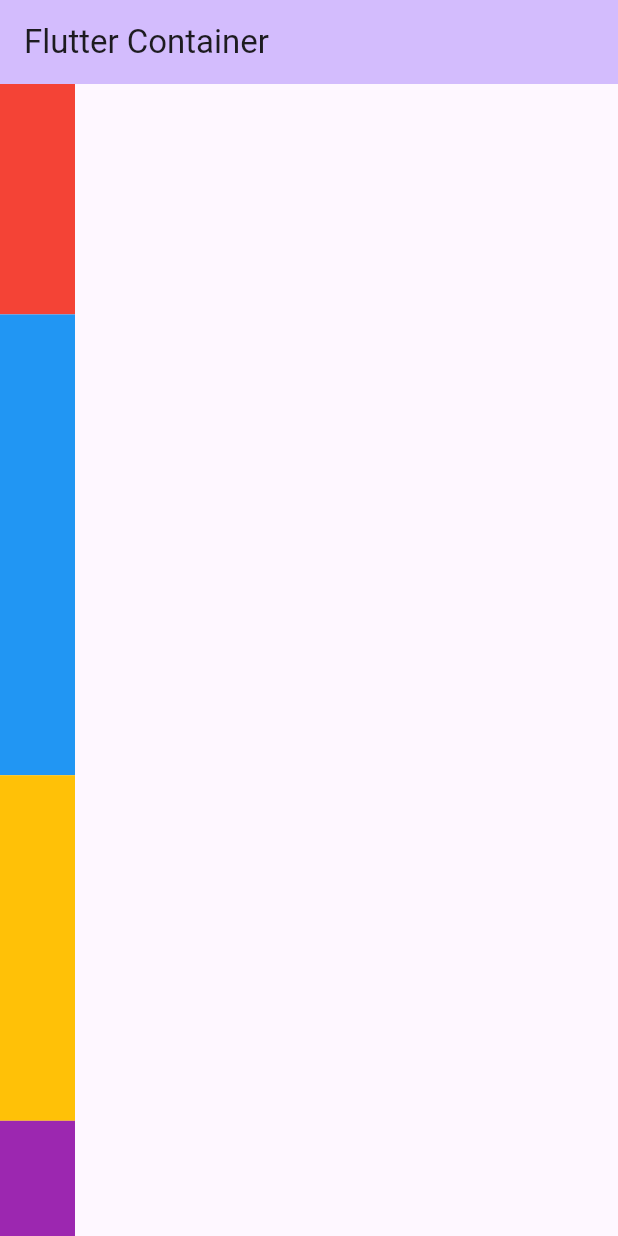
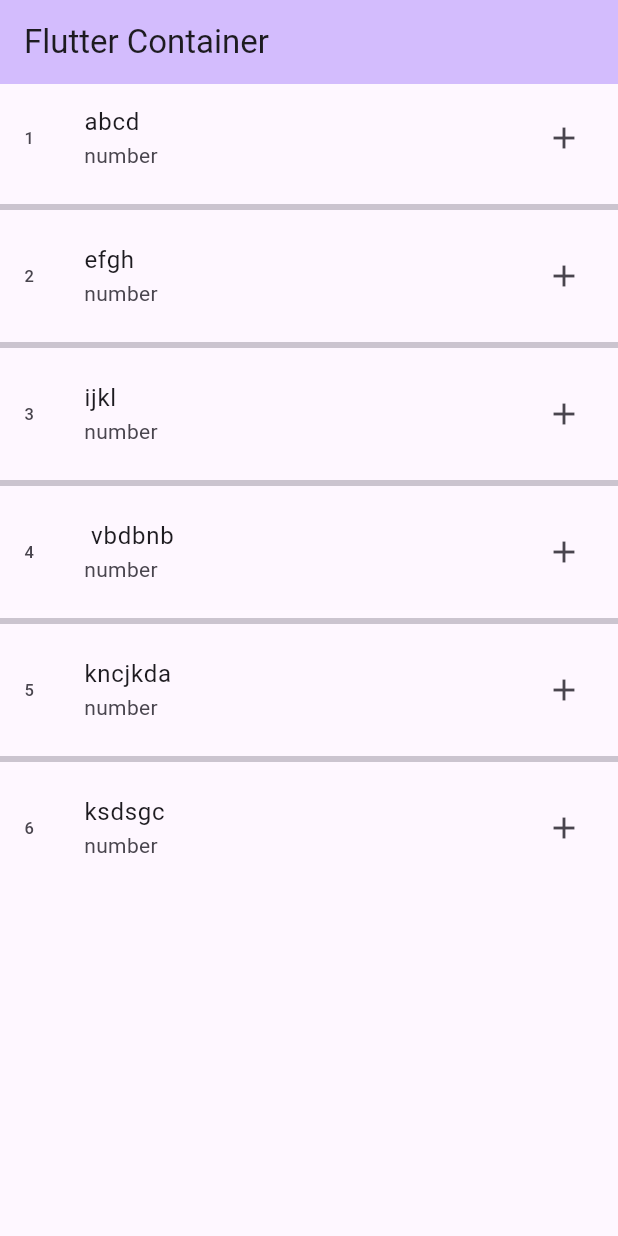
Before and after one commit to Aditya-255/Flutter, a Flutter app: the screen it shows after launch, on a phone screen of 412 x 824 dp. Run offline on Flutter 3.47's test engine with Material 3 defaults, Android fonts, the phone set to English and light mode, and no system bars.

Commit message:
codes adds

```diff
--- a/demo/lib/main.dart
+++ b/demo/lib/main.dart
@@ -384,26 +384,45 @@ class _MyHomePageState extends State<MyHomePage> {
           //     ),
           //   ),
           // ),
-          Column(
-            mainAxisAlignment: MainAxisAlignment.center,
-            children: [
-              Expanded(
-                flex: 2,
-                child: Container(width: 50, height: 100, color: Colors.red),
-              ),
-              Expanded(
-                flex: 4,
-                child: Container(height: 100, width: 50, color: Colors.blue),
-              ),
-              Expanded(
-                flex: 3,
-                child: Container(width: 50, height: 100, color: Colors.amber),
-              ),
-              Expanded(
-                // flex: 1,
-                child: Container(width: 50, height: 100, color: Colors.purple),
-              ),
-            ],
+          // Column(
+          //   mainAxisAlignment: MainAxisAlignment.center,
+          //   children: [
+          //     Expanded(
+          //       flex: 2,
+          //       child: Container(width: 50, height: 100, color: Colors.red),
+          //     ),
+          //     Expanded(
+          //       flex: 4,
+          //       child: Container(height: 100, width: 50, color: Colors.blue),
+          //     ),
+          //     Expanded(
+          //       flex: 3,
+          //       child: Container(width: 50, height: 100, color: Colors.amber),
+          //     ),
+          //     Expanded(
+          //       // flex: 1,
+          //       child: Container(width: 50, height: 100, color: Colors.purple),
+          //     ),
+          //   ],
+          // ),
+          // Padding(
+          //   padding: EdgeInsets.all(8.0),
+          //   child: Text("hello world", style: TextStyle(fontSize: 25)),
+          // ),
+          ListView.separated(
+            itemBuilder: (context, index) {
+              return ListTile(
+                leading: Text("${index + 1}"),
+                title: Text(arrName[index]),
+                subtitle: Text("number"),
+                trailing: Icon(Icons.add),
+              );
+            },
+            itemCount: arrName.length,
+            // scrollDirection: Axis.horizontal,
+            separatorBuilder: (context, index) {
+              return Divider(height: 20, thickness: 4);
+            },
           ),
     );
   }
```
